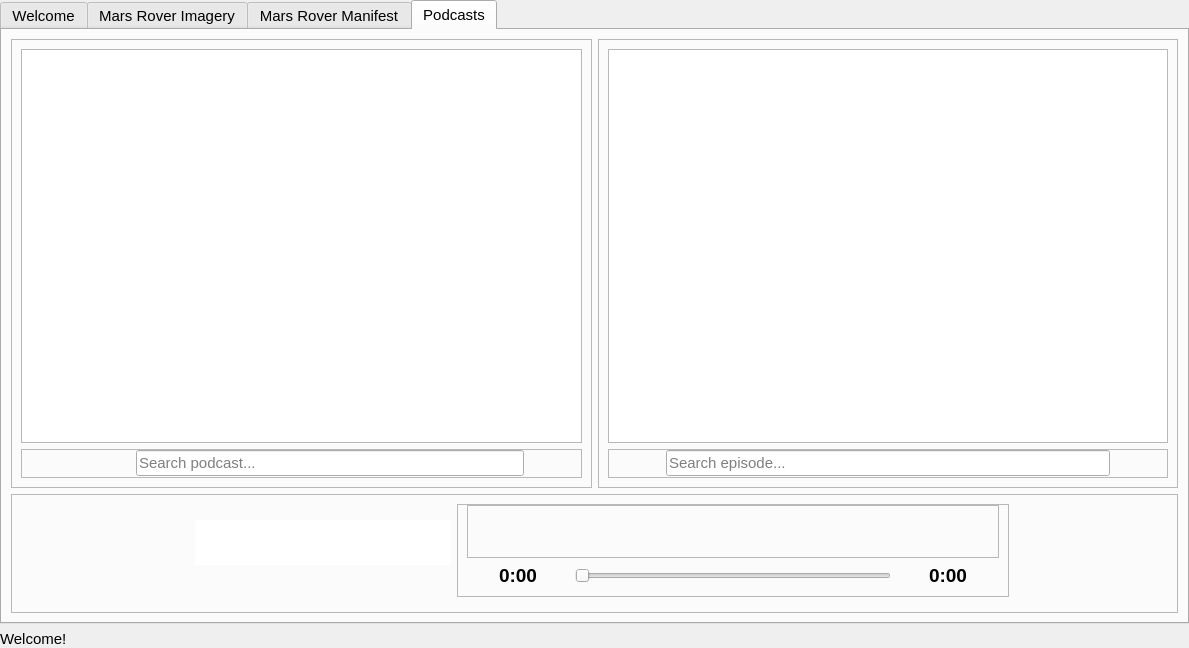
Old version of the form mainwindow.ui in the repository DavidJerman/AstroXplorer.
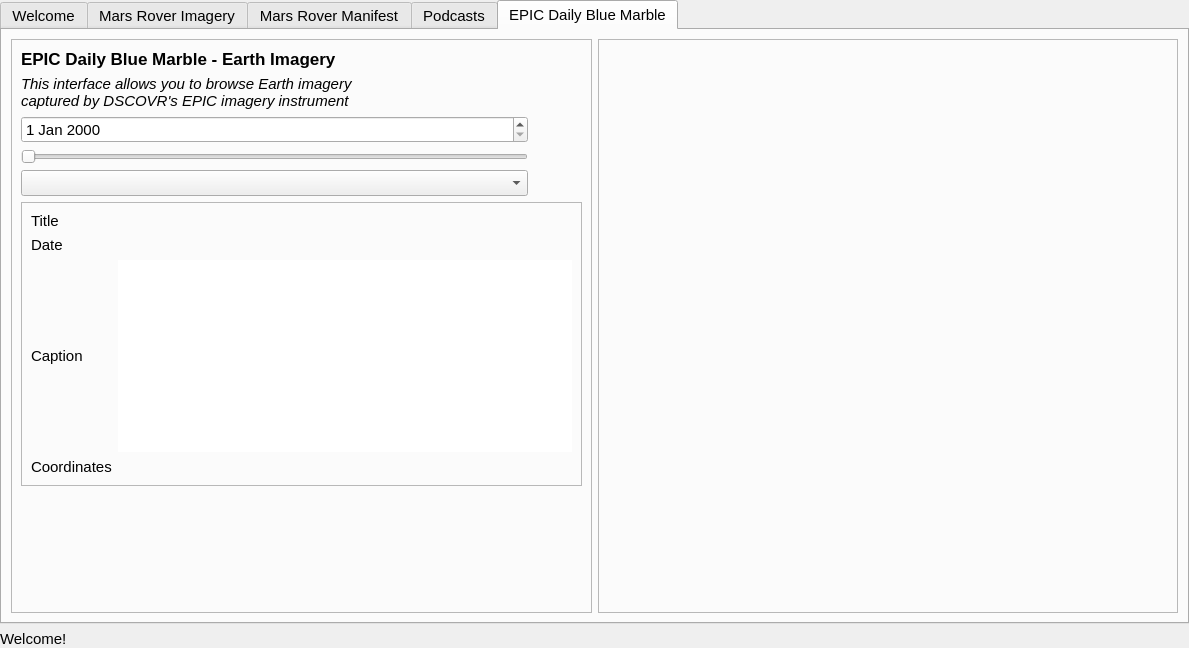
New version of the form. Icons and pictures are not drawn.

Commit message: Added the UI for EPIC API

```diff
--- a/mainwindow.ui
+++ b/mainwindow.ui
@@ -20,7 +20,7 @@
      <verstretch>0</verstretch>
     </sizepolicy>
    </property>
-   <layout class="QGridLayout" name="gridLayout">
+   <layout class="QVBoxLayout" name="verticalLayout_7">
     <property name="leftMargin">
      <number>0</number>
     </property>
@@ -33,7 +33,7 @@
     <property name="bottomMargin">
      <number>0</number>
     </property>
-    <item row="0" column="0">
+    <item>
      <widget class="QTabWidget" name="Tabs">
       <property name="font">
        <font>
@@ -41,7 +41,7 @@
        </font>
       </property>
       <property name="currentIndex">
-       <number>3</number>
+       <number>4</number>
       </property>
       <widget class="QWidget" name="WelcomeTab">
        <attribute name="title">
@@ -4140,9 +4140,223 @@
         </item>
        </layout>
       </widget>
+      <widget class="QWidget" name="EPICTab">
+       <attribute name="title">
+        <string>EPIC Daily Blue Marble</string>
+       </attribute>
+       <layout class="QHBoxLayout" name="horizontalLayout_61" stretch="1,1">
+        <item>
+         <widget class="QFrame" name="EPICQueryFrame">
+          <property name="frameShape">
+           <enum>QFrame::StyledPanel</enum>
+          </property>
+          <property name="frameShadow">
+           <enum>QFrame::Raised</enum>
+          </property>
+          <layout class="QGridLayout" name="gridLayout">
+           <item row="1" column="0" colspan="2">
+            <widget class="QLabel" name="EPICDescriptionLabel">
+             <property name="font">
+              <font>
+               <pointsize>11</pointsize>
+               <italic>true</italic>
+              </font>
+             </property>
+             <property name="text">
+              <string>This interface allows you to browse Earth imagery 
+captured by DSCOVR's EPIC imagery instrument</string>
+             </property>
+            </widget>
+           </item>
+           <item row="4" column="1">
+            <widget class="QPushButton" name="EPICImageTypeButton">
+             <property name="text">
+              <string/>
+             </property>
+             <property name="icon">
+              <iconset>
+               <normaloff>icons/bx-color.png</normaloff>icons/bx-color.png</iconset>
+             </property>
+             <property name="iconSize">
+              <size>
+               <width>28</width>
+               <height>28</height>
+              </size>
+             </property>
+             <property name="flat">
+              <bool>true</bool>
+             </property>
+            </widget>
+           </item>
+           <item row="4" column="0">
+            <widget class="QComboBox" name="EPICImageTypeComboBox"/>
+           </item>
+           <item row="5" column="0" colspan="2">
+            <widget class="QFrame" name="EPICImageDetailsFrame">
+             <property name="minimumSize">
+              <size>
+               <width>0</width>
+               <height>100</height>
+              </size>
+             </property>
+             <property name="frameShape">
+              <enum>QFrame::StyledPanel</enum>
+             </property>
+             <property name="frameShadow">
+              <enum>QFrame::Raised</enum>
+             </property>
+             <layout class="QGridLayout" name="gridLayout_11">
+              <item row="1" column="0">
+               <widget class="QLabel" name="EPICImageDateLabel">
+                <property name="text">
+                 <string>Date</string>
+                </property>
+               </widget>
+              </item>
+              <item row="0" column="1">
+               <widget class="QLabel" name="EPICImageTitleLabel_">
+                <property name="text">
+                 <string/>
+                </property>
+               </widget>
+              </item>
+              <item row="4" column="0">
+               <widget class="QLabel" name="EPICImageCordLabel">
+                <property name="text">
+                 <string>Coordinates</string>
+                </property>
+               </widget>
+              </item>
+              <item row="0" column="0">
+               <widget class="QLabel" name="EPICImageTitleLabel">
+                <property name="text">
+                 <string>Title</string>
+                </property>
+               </widget>
+              </item>
+              <item row="1" column="1">
+               <widget class="QLabel" name="EPICImageDateLabel_">
+                <property name="text">
+                 <string/>
+                </property>
+               </widget>
+              </item>
+              <item row="2" column="1">
+               <widget class="QTextEdit" name="EPICImageDescriptionTextEdit">
+                <property name="frameShape">
+                 <enum>QFrame::NoFrame</enum>
+                </property>
+                <property name="frameShadow">
+                 <enum>QFrame::Plain</enum>
+                </property>
+               </widget>
+              </item>
+              <item row="2" column="0">
+               <widget class="QLabel" name="EPICImageCaptionLabel">
+                <property name="text">
+                 <string>Caption</string>
+                </property>
+               </widget>
+              </item>
+              <item row="4" column="1">
+               <widget class="QLabel" name="EPICImageCordLabel_">
+                <property name="text">
+                 <string/>
+                </property>
+               </widget>
+              </item>
+             </layout>
+            </widget>
+           </item>
+           <item row="6" column="0">
+            <spacer name="verticalSpacer_6">
+             <property name="orientation">
+              <enum>Qt::Vertical</enum>
+             </property>
+             <property name="sizeHint" stdset="0">
+              <size>
+               <width>20</width>
+               <height>40</height>
+              </size>
+             </property>
+            </spacer>
+           </item>
+           <item row="3" column="0">
+            <widget class="QSlider" name="EPICDateSlider">
+             <property name="orientation">
+              <enum>Qt::Horizontal</enum>
+             </property>
+            </widget>
+           </item>
+           <item row="0" column="0">
+            <widget class="QLabel" name="EPICTitleLabel">
+             <property name="font">
+              <font>
+               <pointsize>13</pointsize>
+               <bold>true</bold>
+              </font>
+             </property>
+             <property name="text">
+              <string>EPIC Daily Blue Marble - Earth Imagery</string>
+             </property>
+            </widget>
+           </item>
+           <item row="2" column="0">
+            <widget class="QDateEdit" name="EPICDate"/>
+           </item>
+           <item row="2" column="1">
+            <widget class="QPushButton" name="EPICSearchButton">
+             <property name="text">
+              <string/>
+             </property>
+             <property name="icon">
+              <iconset>
+               <normaloff>icons/bx-search-alt-2.png</normaloff>icons/bx-search-alt-2.png</iconset>
+             </property>
+             <property name="iconSize">
+              <size>
+               <width>28</width>
+               <height>28</height>
+              </size>
+             </property>
+             <property name="flat">
+              <bool>true</bool>
+             </property>
+            </widget>
+           </item>
+          </layout>
+         </widget>
+        </item>
+        <item>
+         <widget class="QFrame" name="EPICImageFrame">
+          <property name="minimumSize">
+           <size>
+            <width>100</width>
+            <height>0</height>
+           </size>
+          </property>
+          <property name="frameShape">
+           <enum>QFrame::StyledPanel</enum>
+          </property>
+          <property name="frameShadow">
+           <enum>QFrame::Raised</enum>
+          </property>
+          <layout class="QGridLayout" name="gridLayout_7">
+           <item row="0" column="0">
+            <widget class="QLabel" name="EPICImageLabel">
+             <property name="text">
+              <string>&lt;Image&gt;</string>
+             </property>
+            </widget>
+           </item>
+          </layout>
+         </widget>
+        </item>
+       </layout>
+      </widget>
      </widget>
     </item>
-    <item row="1" column="0">
+    <item>
      <widget class="QLabel" name="StatusLabel">
       <property name="font">
        <font>
```
The commit also changes 3 other files.
